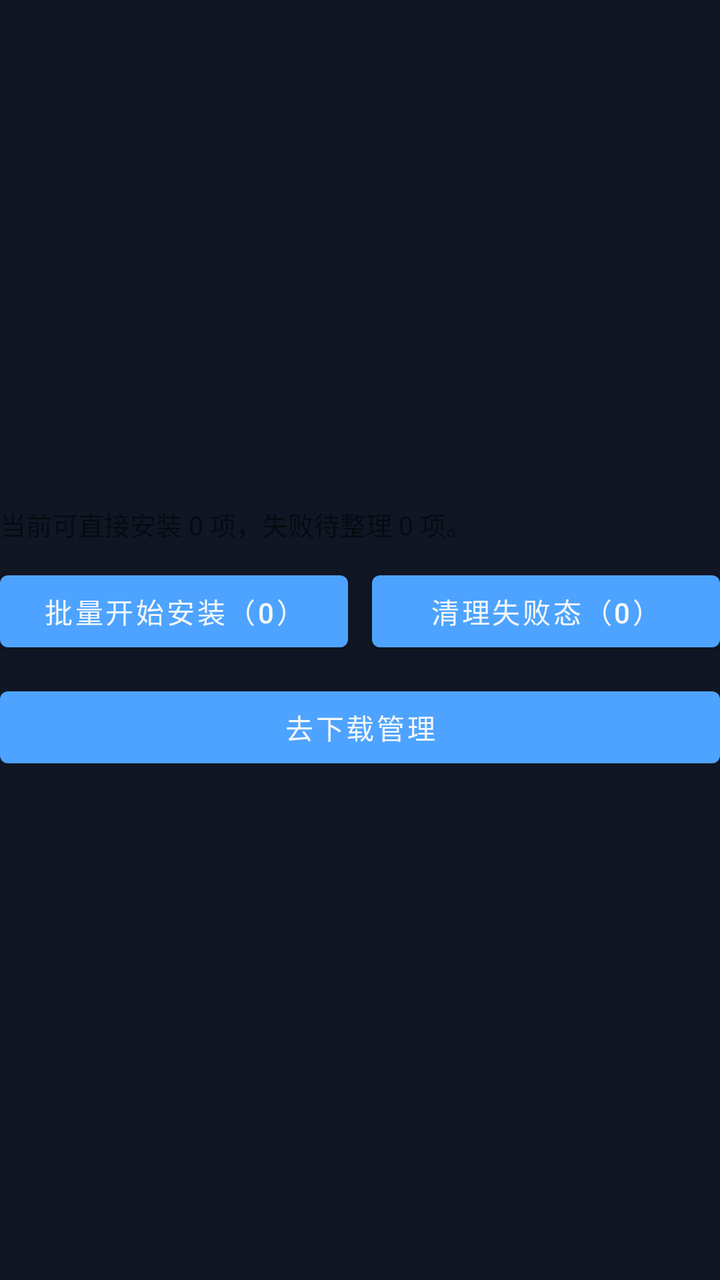
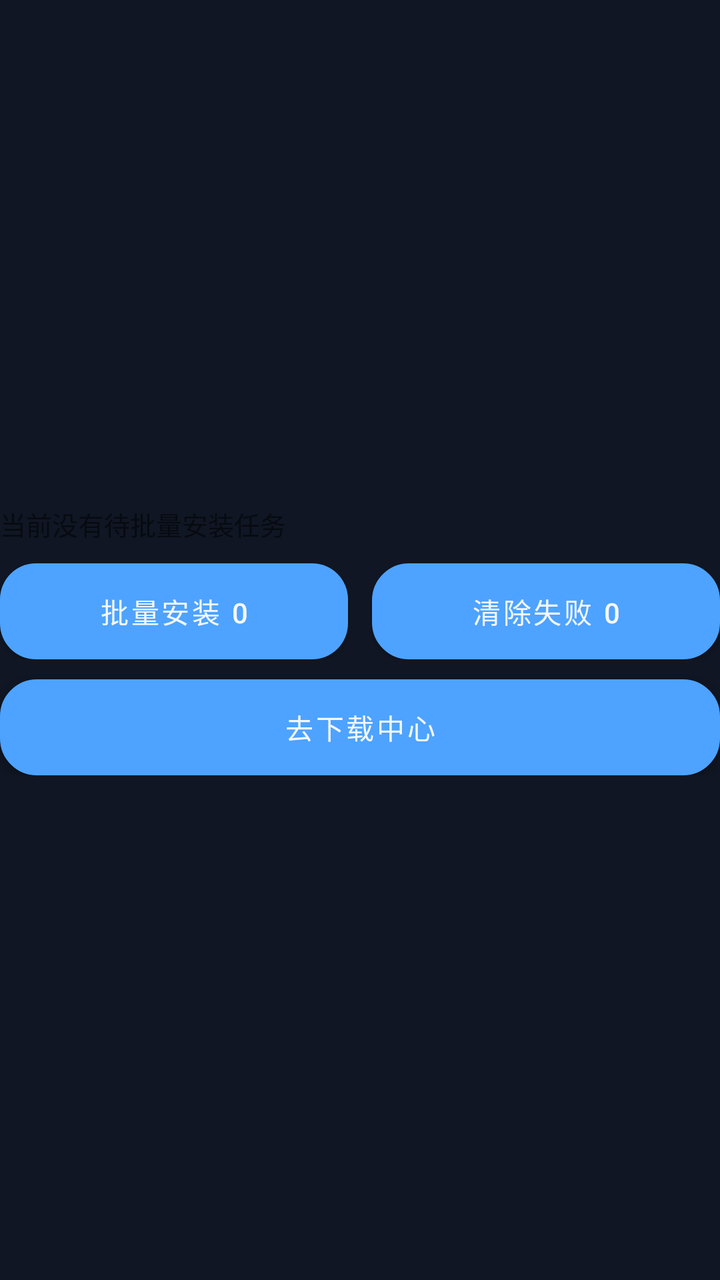

An Android layout rendered at two revisions. The XML below is the earlier revision; the diff shows what the commit changed to produce the second picture.
<!-- AndroidManifest.xml: another module's application theme Theme.CarAppStore -->
<!-- res/layout/view_install_center_controls.xml -->
<?xml version="1.0" encoding="utf-8"?>
<androidx.constraintlayout.widget.ConstraintLayout xmlns:android="http://schemas.android.com/apk/res/android"
    xmlns:app="http://schemas.android.com/apk/res-auto"
    android:layout_width="match_parent"
    android:layout_height="wrap_content">

    <LinearLayout
        android:layout_width="0dp"
        android:layout_height="wrap_content"
        android:orientation="vertical"
        app:layout_constraintBottom_toBottomOf="parent"
        app:layout_constraintEnd_toEndOf="parent"
        app:layout_constraintStart_toStartOf="parent"
        app:layout_constraintTop_toTopOf="parent">

    <TextView
        android:id="@+id/tvInstallControlSummary"
        android:layout_width="match_parent"
        android:layout_height="wrap_content"
        android:layout_marginBottom="@dimen/spacing_10dp"
        android:text="@string/ui_install_controls_summary_zero"
        android:textSize="@dimen/text_sm_13" />

    <LinearLayout
        android:layout_width="match_parent"
        android:layout_height="wrap_content"
        android:orientation="horizontal">

        <Button
            android:id="@+id/btnInstallPrimary"
            android:layout_width="0dp"
            android:layout_height="wrap_content"
            android:layout_marginEnd="@dimen/spacing_6dp"
            android:layout_weight="1"
            android:text="@string/ui_install_start_batch_zero" />

        <Button
            android:id="@+id/btnInstallSecondary"
            android:layout_width="0dp"
            android:layout_height="wrap_content"
            android:layout_marginStart="@dimen/spacing_6dp"
            android:layout_weight="1"
            android:text="@string/ui_clear_failed_state_zero" />
    </LinearLayout>

    <Button
        android:id="@+id/btnInstallTertiary"
        android:layout_width="match_parent"
        android:layout_height="wrap_content"
        android:layout_marginTop="@dimen/spacing_10dp"
        android:text="@string/ui_go_download_manager" />
    </LinearLayout>

</androidx.constraintlayout.widget.ConstraintLayout>
<!-- resources referenced by this layout -->
<resources>
  <dimen name="spacing_10dp">10dp</dimen>
  <dimen name="spacing_6dp">6dp</dimen>
  <dimen name="text_sm_13">13sp</dimen>
  <string name="ui_clear_failed_state_zero">清理失败态（0）</string>
  <string name="ui_go_download_manager">去下载管理</string>
  <string name="ui_install_controls_summary_zero">当前可直接安装 0 项，失败待整理 0 项。</string>
  <string name="ui_install_start_batch_zero">批量开始安装（0）</string>
  <style name="Theme.CarAppStore" parent="Theme.MaterialComponents.DayNight.NoActionBar">
          <item name="colorPrimary">@color/car_primary</item>
          <item name="colorPrimaryVariant">@color/car_primary_dark</item>
          <item name="colorOnPrimary">@color/car_text_primary</item>
          <item name="colorSecondary">@color/car_accent</item>
          <item name="colorSecondaryVariant">@color/teal_700</item>
          <item name="colorOnSecondary">@color/car_bg</item>
          <item name="android:statusBarColor" tools:targetApi="l">@color/car_bg</item>
          <item name="android:navigationBarColor" tools:targetApi="l">@color/car_bg</item>
          <item name="android:windowBackground">@color/car_bg</item>
      </style>
  <color name="car_primary">#4DA3FF</color>
  <color name="car_primary_dark">#2E7DE0</color>
  <color name="car_text_primary">#F5F7FA</color>
  <color name="car_accent">#5DE1B9</color>
  <color name="teal_700">#FF018786</color>
  <color name="car_bg">#101623</color>
</resources>

<!-- the commit's change to res/layout/view_install_center_controls.xml (unified diff, before → after) -->
@@ -30,25 +30,34 @@
             android:id="@+id/btnInstallPrimary"
             android:layout_width="0dp"
             android:layout_height="wrap_content"
+            android:background="@drawable/bg_primary_button"
             android:layout_marginEnd="@dimen/spacing_6dp"
             android:layout_weight="1"
-            android:text="@string/ui_install_start_batch_zero" />
+            android:text="@string/ui_install_start_batch_zero"
+            android:textAllCaps="false"
+            android:textColor="@color/car_text_primary" />
 
         <Button
             android:id="@+id/btnInstallSecondary"
             android:layout_width="0dp"
             android:layout_height="wrap_content"
+            android:background="@drawable/bg_secondary_button"
             android:layout_marginStart="@dimen/spacing_6dp"
             android:layout_weight="1"
-            android:text="@string/ui_clear_failed_state_zero" />
+            android:text="@string/ui_clear_failed_state_zero"
+            android:textAllCaps="false"
+            android:textColor="@color/car_text_primary" />
     </LinearLayout>
 
     <Button
         android:id="@+id/btnInstallTertiary"
         android:layout_width="match_parent"
         android:layout_height="wrap_content"
+        android:background="@drawable/bg_secondary_button"
         android:layout_marginTop="@dimen/spacing_10dp"
-        android:text="@string/ui_go_download_manager" />
+        android:text="@string/ui_go_download_manager"
+        android:textAllCaps="false"
+        android:textColor="@color/car_text_primary" />
     </LinearLayout>
 
 </androidx.constraintlayout.widget.ConstraintLayout>
<!-- resource entries referenced after the edit -->
@@ -3,10 +3,24 @@
   <dimen name="spacing_10dp">10dp</dimen>
   <dimen name="spacing_6dp">6dp</dimen>
   <dimen name="text_sm_13">13sp</dimen>
-  <string name="ui_clear_failed_state_zero">清理失败态（0）</string>
-  <string name="ui_go_download_manager">去下载管理</string>
-  <string name="ui_install_controls_summary_zero">当前可直接安装 0 项，失败待整理 0 项。</string>
-  <string name="ui_install_start_batch_zero">批量开始安装（0）</string>
+  <!-- drawable bg_primary_button (drawable) -->
+  <shape xmlns:android="http://schemas.android.com/apk/res/android">
+      <gradient
+          android:angle="0"
+          android:endColor="@color/car_primary"
+          android:startColor="@color/car_primary_dark" />
+      <corners android:radius="18dp" />
+  </shape>
+  <!-- drawable bg_secondary_button (drawable) -->
+  <shape xmlns:android="http://schemas.android.com/apk/res/android">
+      <solid android:color="@color/car_surface_light" />
+      <stroke android:width="1dp" android:color="@color/car_divider" />
+      <corners android:radius="18dp" />
+  </shape>
+  <string name="ui_clear_failed_state_zero">清除失败 0</string>
+  <string name="ui_go_download_manager">去下载中心</string>
+  <string name="ui_install_controls_summary_zero">当前没有待批量安装任务</string>
+  <string name="ui_install_start_batch_zero">批量安装 0</string>
   <style name="Theme.CarAppStore" parent="Theme.MaterialComponents.DayNight.NoActionBar">
           <item name="colorPrimary">@color/car_primary</item>
           <item name="colorPrimaryVariant">@color/car_primary_dark</item>
@@ -20,6 +34,8 @@
       </style>
   <color name="car_primary">#4DA3FF</color>
   <color name="car_primary_dark">#2E7DE0</color>
+  <color name="car_surface_light">#223049</color>
+  <color name="car_divider">#2B3852</color>
   <color name="car_text_primary">#F5F7FA</color>
   <color name="car_accent">#5DE1B9</color>
   <color name="teal_700">#FF018786</color>
